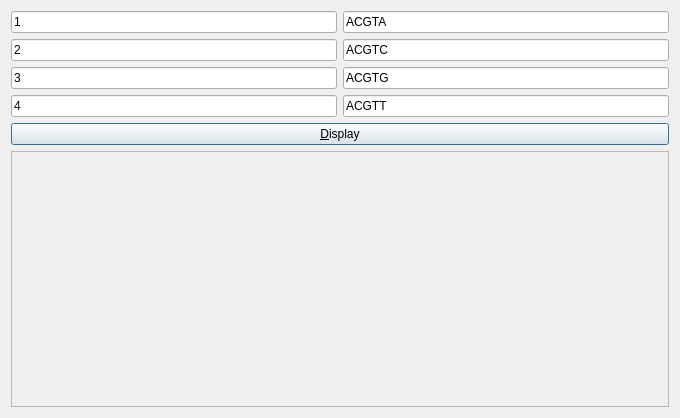
The window that Tools/ToolTestQtDnaSequencesDisplay/qttestqtdnasequencesdisplay.ui (richelbilderbeek/ProjectRichelBilderbeek) describes before a commit, drawn with Qt 5.
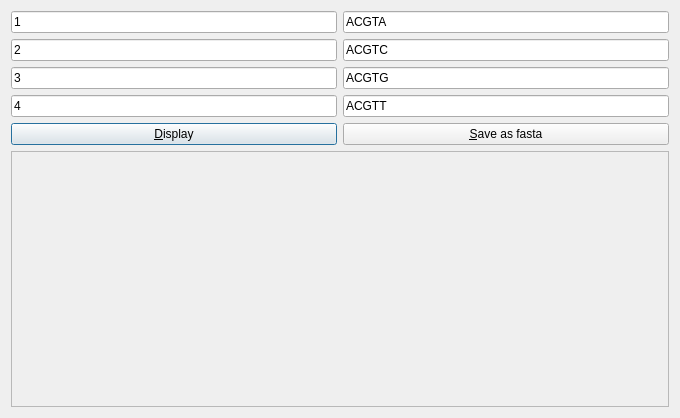
The same window after the commit.

Commit message: MoveCan save as FASTA

The edit to the form file:
```diff
--- a/Tools/ToolTestQtDnaSequencesDisplay/qttestqtdnasequencesdisplay.ui
+++ b/Tools/ToolTestQtDnaSequencesDisplay/qttestqtdnasequencesdisplay.ui
@@ -92,13 +92,20 @@
      </widget>
     </widget>
    </item>
-   <item row="4" column="0" colspan="2">
+   <item row="4" column="0">
     <widget class="QPushButton" name="button_display">
      <property name="text">
       <string>&amp;Display</string>
      </property>
     </widget>
    </item>
+   <item row="4" column="1">
+    <widget class="QPushButton" name="button_fasta">
+     <property name="text">
+      <string>&amp;Save as fasta</string>
+     </property>
+    </widget>
+   </item>
   </layout>
  </widget>
  <layoutdefault spacing="6" margin="11"/>
```
The commit also changes 5 other files.
